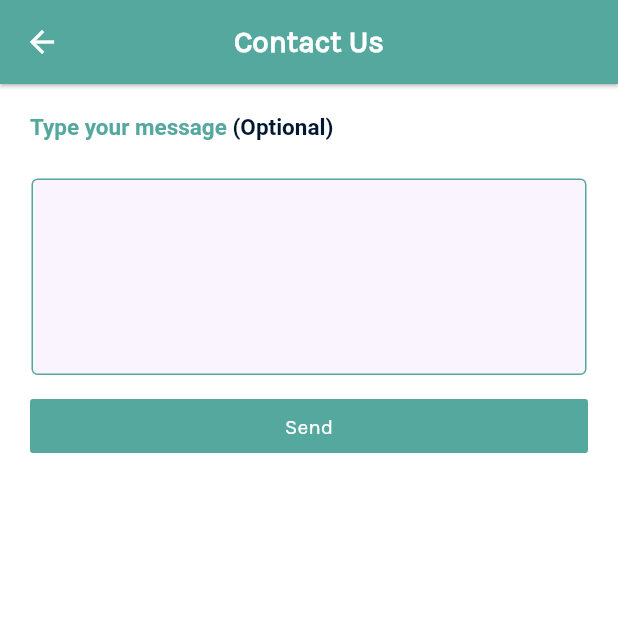
After one commit to priyamshah112/chalo, a Flutter app: the ContactUs screen opened directly, on a phone screen of 412 x 824 dp, the top half of it. The commit adds this screen. Run offline on Flutter 3.47's test engine with Material 2 defaults, Android fonts, the phone set to English and light mode, and no system bars; our stand-ins replace cloud_firestore, datetime_picker_formfield, firebase_auth, firebase_messaging, firebase_storage, flutter_map and 10 more; missing offline and left inert: gender_selection, geocoder, mapbox_search_flutter, steel_crypt; accounts and stored records are empty.

Commit message:
help and contact us page

```diff
--- /dev/null
+++ b/lib/Settings/contactus.dart
@@ -0,0 +1,164 @@
+import 'dart:math';
+import 'package:chaloapp/data/User.dart';
+import 'package:chaloapp/authentication/login.dart';
+import 'package:chaloapp/widgets/DailogBox.dart';
+import 'package:chaloapp/widgets/date_time.dart';
+import 'package:cloud_firestore/cloud_firestore.dart';
+import 'package:datetime_picker_formfield/datetime_picker_formfield.dart';
+import 'package:flutter/material.dart';
+import 'dart:io';
+import 'package:chaloapp/Animation/FadeAnimation.dart';
+import 'package:chaloapp/common/global_colors.dart';
+import 'package:font_awesome_flutter/font_awesome_flutter.dart';
+import '../common/add_location.dart';
+import '../data/activity.dart';
+import 'package:intl/intl.dart';
+
+class ContactUs extends StatefulWidget {
+  @override
+  _ContactUsState createState() => _ContactUsState();
+}
+
+class _ContactUsState extends State<ContactUs> {
+  final _formKey = GlobalKey<FormState>();
+  String message;
+  bool _autovalidate = false;
+
+  @override
+  Widget build(BuildContext context) {
+    return Form(
+      key: _formKey,
+      autovalidate: _autovalidate,
+      child: Scaffold(
+        appBar: AppBar(
+          centerTitle: true,
+          automaticallyImplyLeading: false,
+          title: Center(
+            child: Text(
+              "Contact Us",
+              style: TextStyle(
+                color: Colors.white,
+                fontFamily: bodyText,
+                fontWeight: FontWeight.bold,
+              ),
+            ),
+          ),
+          leading: InkWell(
+            onTap: () {
+              Navigator.pop(context);
+            },
+            child: Icon(
+              Icons.arrow_back,
+              color: Colors.white,
+            ),
+          ),
+          actions: <Widget>[
+            FlatButton(
+              onPressed: null,
+              child: Text(
+                "",
+                style: TextStyle(
+                  color: Colors.white,
+                  fontSize: 17,
+                  fontFamily: bodyText,
+                  fontWeight: FontWeight.bold,
+                ),
+              ),
+            ),
+          ],
+          elevation: 1.0,
+        ),
+        backgroundColor: Colors.white,
+        body: SingleChildScrollView(
+          child: Column(
+            crossAxisAlignment: CrossAxisAlignment.center,
+            children: <Widget>[
+              SafeArea(
+                child: Padding(
+                  padding: EdgeInsets.symmetric(horizontal: 20, vertical: 20),
+                  child: FadeAnimation(
+                    1.7,
+                    Container(
+                      decoration: BoxDecoration(
+                        borderRadius: BorderRadius.circular(10),
+                        color: Colors.white,
+                      ),
+                      child: Column(
+                        crossAxisAlignment: CrossAxisAlignment.start,
+                        children: <Widget>[
+                          Row(
+                            children: <Widget>[
+                              Text(
+                                "Type your message",
+                                style: TextStyle(
+                                  fontSize: 15,
+                                  color: Color(primary),
+                                  fontWeight: FontWeight.w600,
+                                ),
+                              ),
+                              Text(
+                                " (Optional)",
+                                style: TextStyle(
+                                  fontSize: 15,
+                                  color: Color(secondary),
+                                  fontWeight: FontWeight.w600,
+                                ),
+                              ),
+                            ],
+                          ),
+                          SizedBox(
+                            height: 15,
+                          ),
+                          Container(
+                            padding: EdgeInsets.symmetric(
+                                horizontal: 1.0, vertical: 10.0),
+                            child: TextFormField(
+                              onSaved: (value) => message = value,
+                              maxLines: 5,
+                              keyboardType: TextInputType.text,
+                              decoration: InputDecoration(
+//                                border: InputBorder.none,
+                                hintText: "",
+                                enabledBorder: OutlineInputBorder(
+                                    borderSide:
+                                        new BorderSide(color: Color(primary))),
+                                contentPadding: const EdgeInsets.only(
+                                    left: 30.0,
+                                    bottom: 18.0,
+                                    top: 18.0,
+                                    right: 30.0),
+                                filled: true,
+                                fillColor: Color(form1),
+                                hintStyle: TextStyle(
+                                  color: Color(formHint),
+                                ),
+                              ),
+                            ),
+                          ),
+                          SizedBox(
+                            width: double.infinity,
+                            child: FlatButton(
+                              onPressed: () {},
+                              color: Color(primary),
+                              textColor: Colors.white,
+                              child: Text(
+                                "Send",
+                                style: TextStyle(
+                                  fontFamily: bodyText,
+                                ),
+                              ),
+                            ),
+                          ),
+                        ],
+                      ),
+                    ),
+                  ),
+                ),
+              )
+            ],
+          ),
+        ),
+      ),
+    );
+  }
+}
```
Also changed, not shown: lib/Settings/help.dart (added, +164 -0 lines), lib/Settings/setting.dart (+27 -29 lines), lib/Settings/terms_and_conditions.dart (added, +116 -0 lines).
